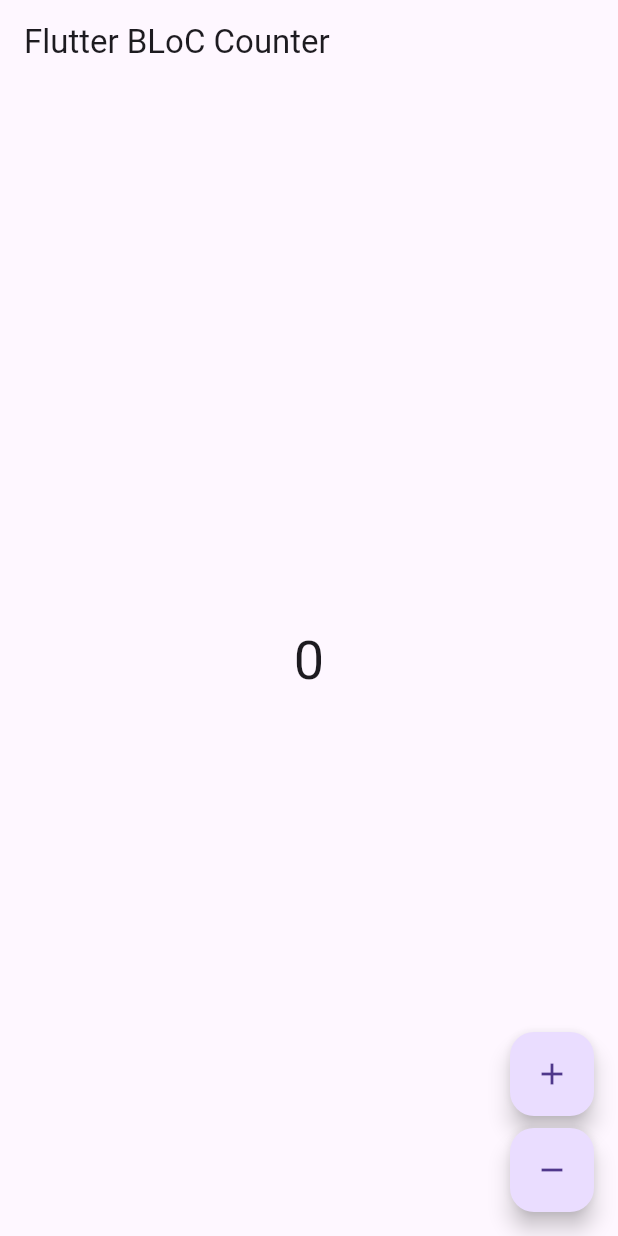
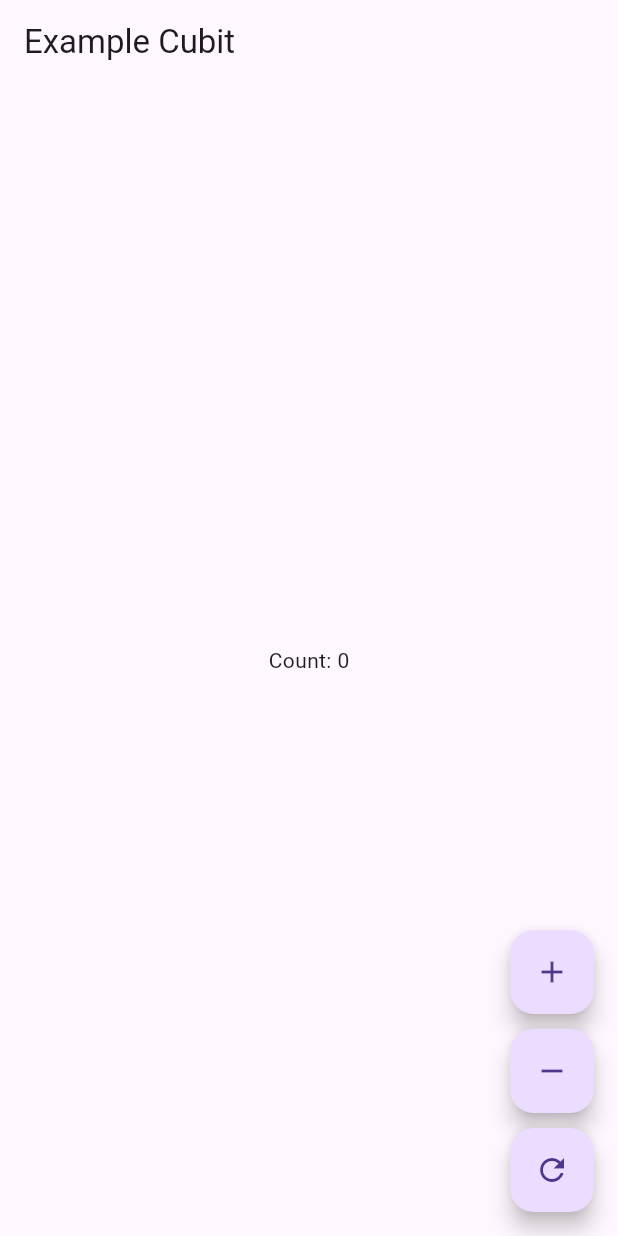
Before and after one commit to anle850/my-flutter-app, a Flutter app: the screen it shows after launch, on a phone screen of 412 x 824 dp. Run offline on Flutter 3.47's test engine with Material 3 defaults, Android fonts, the phone set to English and light mode, and no system bars; our stand-ins replace equatable, flutter_bloc.

Commit message:
cubit example and using Equatable

```diff
--- a/lib/main.dart
+++ b/lib/main.dart
@@ -1,10 +1,6 @@
+import 'package:example_flutter_app/view/example_cubit_page.dart';
 import 'package:flutter/material.dart';
-import 'package:flutter_bloc/flutter_bloc.dart';
-import 'package:my_flutter_app/model/counter_bloc/counter_bloc.dart';
-import 'package:my_flutter_app/view/counter_page.dart';
-import 'package:my_flutter_app/view/home_page_view.dart';
-import 'package:my_flutter_app/view/stream_demo.dart';
-// import 'view/todo_list_view.dart';
+
 
 void main() {
   runApp(const MyApp());
@@ -15,12 +11,16 @@ class MyApp extends StatelessWidget {
 
   @override
   Widget build(BuildContext context) {
-    return MaterialApp(
-      home: BlocProvider(
-        create: (context) => CounterBloc(),
-        child: const CounterPage(),
-      ),
+    return const MaterialApp(
+      home: CubitExamplePage(),
+          //
+          // ParentPage()
+
       debugShowCheckedModeBanner: false,
     );
   }
 }
+
+// BlocProvider(
+// create: (context) => ExampleCubit(),
+// child: const CubitExamplePage()),
--- a/lib/model/counter_bloc/counter_bloc.dart
+++ /dev/null
@@ -1,35 +0,0 @@
-import 'package:flutter_bloc/flutter_bloc.dart';
-// import 'package:equatable/equatable.dart';
-
-part 'counter_event.dart';
-
-part 'counter_state.dart';
-
-class CounterBloc extends Bloc<CounterEvent, CounterState> {
-  CounterBloc() : super(const CounterState(0)) {
-    on<IncrementEvent>(
-        // (IncrementEvent event, Emitter<CounterState> emit) => emit(CounterState(count: (state.count + 1))));
-        (event, emit) => emit(CounterState((state.count + 1))));
-
-    // on<IncrementEvent>(_onIncrementEvent);
-    on<DecrementEvent>((event, emit) => emit(CounterState((state.count - 1))));
-  }
-}
-// void _onIncrementEvent(IncrementEvent event, Emitter<CounterState> emit) {
-//   emit(CounterState(count: state.count + 1));
-// }
-//
-// void _onDecrementEvent(DecrementEvent event, Emitter<CounterState> emit) {
-//   emit(CounterState(count: state.count - 1));
-// }
-// }
-// class CounterBloc extends Bloc<CounterEvent, CounterState> {
-//   CounterBloc() : super(const CounterState(0)) {
-//     on<IncrementEvent>((event, emit) {
-//       emit(CounterState(state.count + 1));
-//     });
-//     on<DecrementEvent>((event, emit) {
-//       emit(CounterState(state.count - 1));
-//     });
-//   }
-// }
--- a/lib/model/User.dart
+++ b/lib/reponsitory/User.dart
@@ -1,4 +1,5 @@
-import 'package:my_flutter_app/model/Person.dart';
+
+import 'Person.dart';
 
 class User extends Person{
   int height;
--- /dev/null
+++ b/lib/reponsitory/counter_bloc/counter_bloc.dart
@@ -0,0 +1,14 @@
+import 'package:flutter_bloc/flutter_bloc.dart';
+
+part 'counter_event.dart';
+
+part 'counter_state.dart';
+
+class CounterBloc extends Bloc<CounterEvent, CounterState> {
+  CounterBloc() : super(const CounterState(0)) {
+    on<IncrementEvent>((event, emit) => emit(CounterState((state.count + 1))));
+
+    on<DecrementEvent>((event, emit) => emit(CounterState((state.count - 1))));
+  }
+}
+//
--- /dev/null
+++ b/lib/reponsitory/example_cubit/example_cubit.dart
@@ -0,0 +1,21 @@
+import 'package:equatable/equatable.dart';
+import 'package:flutter/material.dart';
+import 'package:flutter_bloc/flutter_bloc.dart';
+
+part 'example_state.dart';
+
+class ExampleCubit extends Cubit<ExampleState> {
+  ExampleCubit() : super(const ExampleCopyWith(count: 0));
+
+  void increment () {
+    emit(ExampleCopyWith(count: state.count + 1));
+  }
+
+  void decrement () {
+    emit(ExampleCopyWith(count: state.count - 1));
+  }
+
+  void reset () {
+    emit(const ExampleCopyWith(count: 0));
+  }
+}
--- /dev/null
+++ b/lib/reponsitory/example_cubit/example_state.dart
@@ -0,0 +1,37 @@
+part of 'example_cubit.dart';
+
+@immutable
+sealed class ExampleState extends Equatable {
+  final int count;
+
+  const ExampleState({required this.count});
+
+
+  @override
+  List<Object> get props => [count];
+}
+
+final class ExampleCopyWith extends ExampleState{
+  const ExampleCopyWith({required super.count});
+}
+
+// final class ExampleInitial extends ExampleState {
+//   const ExampleInitial() : super(count: 0);
+// }
+//
+// final class ExampleLoading extends ExampleState {
+//   const ExampleLoading({required super.count});
+// }
+//
+// final class ExampleLoaded extends ExampleState {
+//   const ExampleLoaded({required super.count});
+// }
+//
+// final class ExampleError extends ExampleState {
+//   final String message;
+//
+//   const ExampleError({required super.count, required this.message});
+//
+//   @override
+//   List<Object> get props => [count, message];
+// }
--- a/lib/data/todo_controller.dart
+++ b/lib/services/todo_controller.dart
@@ -1,4 +1,4 @@
-import '../model/todo.dart';
+import '../reponsitory/todo.dart';
 
 class TodoController {
   List<Todo> _todos = [];
--- a/lib/view/counter_page.dart
+++ b/lib/view/counter_page.dart
@@ -2,7 +2,7 @@ import 'package:flutter/material.dart';
 import 'package:flutter_bloc/flutter_bloc.dart';
 
 // import 'package:my_flutter_app/model/counter_bloc/counter_bloc.dart';
-import '../model/counter_bloc/counter_bloc.dart';
+import '../reponsitory/counter_bloc/counter_bloc.dart';
 
 class CounterPage extends StatelessWidget {
   const CounterPage({Key? key}) : super(key: key);
--- /dev/null
+++ b/lib/view/example_cubit_page.dart
@@ -0,0 +1,46 @@
+import 'package:example_flutter_app/reponsitory/example_cubit/example_cubit.dart';
+import 'package:flutter/material.dart';
+import 'package:flutter_bloc/flutter_bloc.dart';
+
+class CubitExamplePage extends StatelessWidget {
+  const CubitExamplePage({super.key});
+
+  @override
+  Widget build(BuildContext context) {
+    return BlocProvider(
+      create: (_) => ExampleCubit(),
+      child: BlocBuilder<ExampleCubit, ExampleState>(
+        builder: (context, state) {
+          return Scaffold(
+            appBar: AppBar(title: const Text('Example Cubit')),
+            body: Center(
+              child: switch (state) {
+                ExampleCopyWith() => Text('Count: ${state.count}'),
+              },
+            ),
+            floatingActionButton: Column(
+              mainAxisAlignment: MainAxisAlignment.end,
+              crossAxisAlignment: CrossAxisAlignment.end,
+              children: [
+                FloatingActionButton(
+                  child: const Icon(Icons.add),
+                  onPressed: () => context.read<ExampleCubit>().increment(),
+                ),
+                const SizedBox(height: 10),
+                FloatingActionButton(
+                  child: const Icon(Icons.remove),
+                  onPressed: () => context.read<ExampleCubit>().decrement(),
+                ),
+                const SizedBox(height: 10),
+                FloatingActionButton(
+                  child: const Icon(Icons.refresh),
+                  onPressed: () => context.read<ExampleCubit>().reset(),
+                ),
+              ],
+            ),
+          );
+        },
+      ),
+    );
+  }
+}
--- a/lib/view/todo_list_view.dart
+++ b/lib/view/todo_list_view.dart
@@ -1,5 +1,5 @@
 import 'package:flutter/material.dart';
-import '../data/todo_controller.dart';
+import '../services/todo_controller.dart';
 
 class TodoListView extends StatefulWidget {
   @override
--- a/pubspec.yaml
+++ b/pubspec.yaml
@@ -1,4 +1,4 @@
-name: my_flutter_app
+name: example_flutter_app
 description: A new Flutter project.
 # The following line prevents the package from being accidentally published to
 # pub.dev using `flutter pub publish`. This is preferred for private packages.
```
Also changed, not shown: lib/view/example_inherited_widget.dart (added, +57 -0 lines), lib/reponsitory/Circle.dart (renamed from lib/model/Circle.dart), lib/reponsitory/Person.dart (renamed from lib/model/Person.dart), lib/reponsitory/counter_bloc/counter_event.dart (renamed from lib/model/counter_bloc/counter_event.dart), lib/reponsitory/counter_bloc/counter_state.dart (renamed from lib/model/counter_bloc/counter_state.dart), lib/reponsitory/todo.dart (renamed from lib/model/todo.dart), 1 other file.
